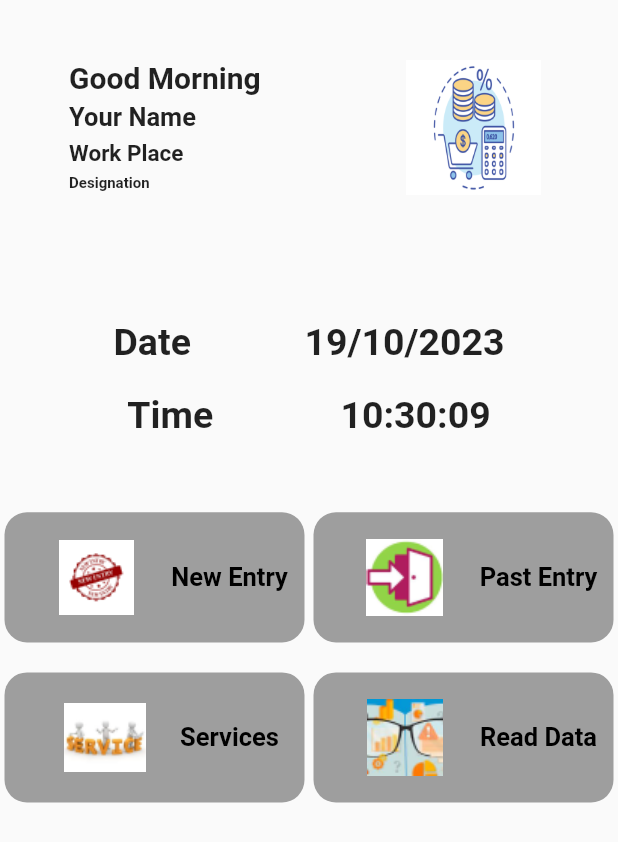
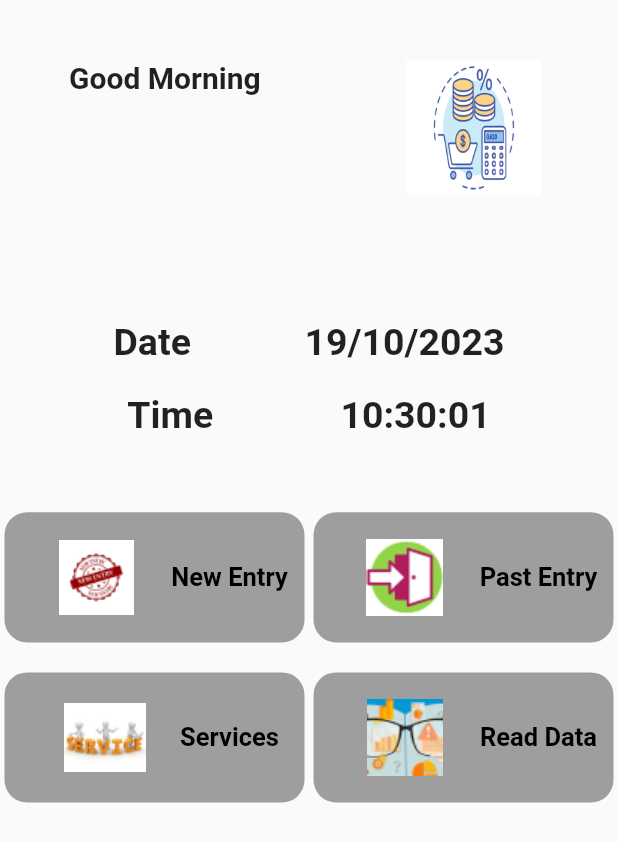
Before and after one commit to NadeeraPereraD/commissioning_calculator, a Flutter app: the HomePage screen opened directly, on a phone screen of 412 x 824 dp. Shown: the top 842 px of the screen. Run offline on Flutter 3.47's test engine with Material 2 defaults, Android fonts, the light colour scheme and no system bars; our stand-ins replace shared_preferences; accounts and stored records are empty.

Commit message:
Completed the Home Page

```diff
--- a/lib/screens/home_page.dart
+++ b/lib/screens/home_page.dart
@@ -1,5 +1,5 @@
+// ignore_for_file: unused_element, must_be_immutable
 import 'dart:async';
-
 import 'package:commissioning_calculator/screens/new_entry.dart';
 import 'package:commissioning_calculator/screens/past_entry.dart';
 import 'package:commissioning_calculator/screens/read_data.dart';
@@ -9,24 +9,41 @@ import 'package:commissioning_calculator/widgets/sized_box.dart';
 import 'package:commissioning_calculator/widgets/text.dart';
 import 'package:flutter/material.dart';
 import 'package:intl/intl.dart';
+import 'package:shared_preferences/shared_preferences.dart';
 
 class HomePage extends StatefulWidget {
   const HomePage({super.key});
+
 
   @override
   State<HomePage> createState() => _HomePageState();
 }
 
 class _HomePageState extends State<HomePage> {
+
   var dateTime = DateTime.now();
   String _timeString = '';
   String _dateString = '';
 
+  String name = '';
+  String workPlace = '';
+  String designation = '';
+
+  void _loadCounter() async {
+    SharedPreferences pref = await SharedPreferences.getInstance();
+    setState(() {
+      name = pref.getString('name') ?? name;
+      workPlace = pref.getString('workPlace') ?? workPlace;
+      designation = pref.getString('designation') ?? designation;
+    });
+  }
+
   @override
   void initState() {
+    _loadCounter();
     _timeString = _formatDateTime(DateTime.now());
     _dateString = _formatDate(DateTime.now());
-    Timer.periodic(Duration(seconds: 1), (Timer t) => _getTime());
+    Timer.periodic(const Duration(seconds: 1), (Timer t) => _getTime());
     super.initState();
   }
 
@@ -34,6 +51,7 @@ class _HomePageState extends State<HomePage> {
     final DateTime now = DateTime.now();
     final String formattedDateTime = _formatDateTime(now);
     final String formattedDate = _formatDate(now);
+
     setState(() {
       _timeString = formattedDateTime;
       _dateString = formattedDate;
@@ -93,6 +111,7 @@ class _HomePageState extends State<HomePage> {
   @override
   Widget build(BuildContext context) {
     getStatus();
+    //getProfile();
     return Scaffold(
       body: Column(
         children: [
@@ -113,19 +132,18 @@ class _HomePageState extends State<HomePage> {
                           size: 20, fontWeight: FontWeight.w700, text: status),
                       SizeBox(height: 5.0, width: 0.0),
                       ProfTextField(
-                          size: 17,
-                          fontWeight: FontWeight.w600,
-                          text: 'Your Name'),
+                          size: 17, fontWeight: FontWeight.w600, text: name),
                       SizeBox(height: 5.0, width: 0.0),
                       ProfTextField(
                           size: 15,
                           fontWeight: FontWeight.w600,
-                          text: 'Work Place'),
+                          text: workPlace),
                       SizeBox(height: 5.0, width: 0.0),
                       ProfTextField(
-                          size: 10,
-                          fontWeight: FontWeight.w600,
-                          text: 'Designation'),
+                        size: 10,
+                        fontWeight: FontWeight.w600,
+                        text: designation
+                      ),
                     ],
                   ),
 
@@ -152,10 +170,7 @@ class _HomePageState extends State<HomePage> {
                 ProfTextField(
                     size: 25.0, fontWeight: FontWeight.w600, text: 'Date'),
                 ProfTextField(
-                    size: 25.0,
-                    fontWeight: FontWeight.w600,
-                    text: _dateString
-                    ),
+                    size: 25.0, fontWeight: FontWeight.w600, text: _dateString),
               ],
             ),
           ),
--- a/lib/widgets/bottom_tab_navigator.dart
+++ b/lib/widgets/bottom_tab_navigator.dart
@@ -1,4 +1,3 @@
-import 'package:commissioning_calculator/screens/home_page.dart';
 import 'package:flutter/material.dart';
 
 // ignore: must_be_immutable
@@ -14,7 +13,7 @@ class BottomTabNavigator extends StatelessWidget {
   }
 
   final List<Widget> pages = [
-    const HomePage(),
+    //HomePage(),
   ];
 
   @override
--- a/pubspec.yaml
+++ b/pubspec.yaml
@@ -36,6 +36,7 @@ dependencies:
   # Use with the CupertinoIcons class for iOS style icons.
   cupertino_icons: ^1.0.2
   intl: ^0.18.1
+  shared_preferences: ^2.2.2
 
 dev_dependencies:
   flutter_test:
```
Also changed, not shown: lib/main.dart (+96 -38 lines), lib/widgets/text_field.dart (+7 -2 lines), pubspec.lock, 1 other file.
